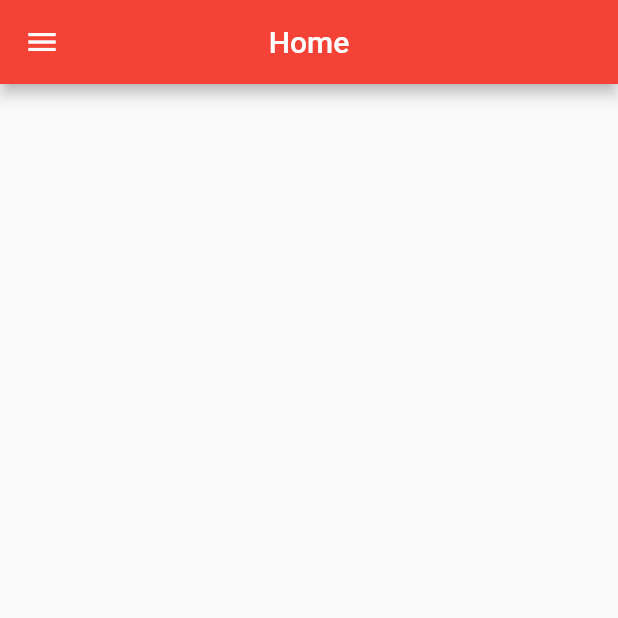
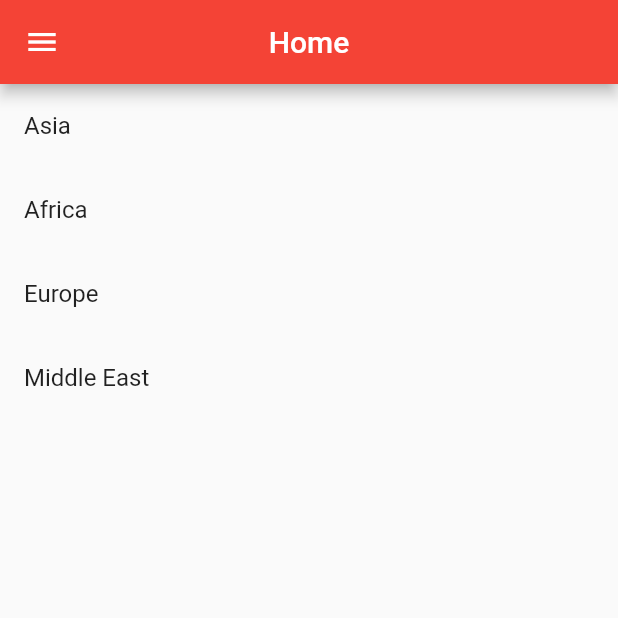
Before and after one commit to deepatavy/flags_app, a Flutter app: the screen it shows after launch, on a phone screen of 412 x 824 dp, the top half of it. Run offline on Flutter 3.47's test engine with Material 2 defaults, Android fonts, the phone set to English and light mode, and no system bars.

Commit message:
Dummy Region List And Country Redirect Added

```diff
--- a/lib/screens/home/home_screen.dart
+++ b/lib/screens/home/home_screen.dart
@@ -1,8 +1,21 @@
+import 'package:flags_app/screens/countries/country_list_screen.dart';
 import 'package:flags_app/screens/home/widgets/navigation_drawer_widget.dart';
 import 'package:flutter/material.dart';
 
-class HomeScreen extends StatelessWidget {
+class HomeScreen extends StatefulWidget {
   const HomeScreen({Key? key}) : super(key: key);
+
+  @override
+  State<HomeScreen> createState() => _HomeScreenState();
+}
+
+class _HomeScreenState extends State<HomeScreen> {
+  List<String> regionList = ["Asia", "Africa", "Europe", "Middle East"];
+
+  @override
+  void initState() {
+    super.initState();
+  }
 
   @override
   Widget build(BuildContext context) {
@@ -12,6 +25,21 @@ class HomeScreen extends StatelessWidget {
         centerTitle: true,
       ),
       drawer: NavigationDrawerWidget(),
+      body: ListView.builder(
+        itemBuilder: (context, index) => ListTile(
+          title: Text(regionList[index]),
+          onTap: () {
+            Navigator.push(
+              context,
+              MaterialPageRoute(
+                  builder: (context) => CountryListScreen(
+                        region: regionList[index],
+                      )),
+            );
+          },
+        ),
+        itemCount: regionList.length,
+      ),
     );
   }
 }
```
Also changed, not shown: lib/screens/countries/country_list_screen.dart (added, +22 -0 lines).
